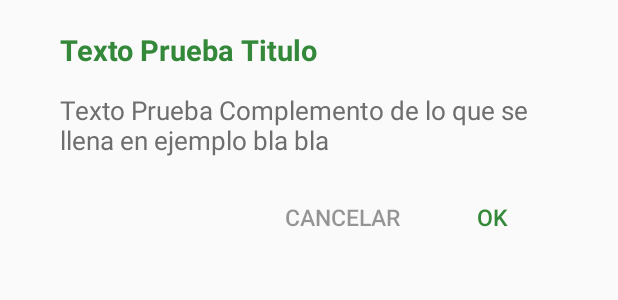
After one commit to vicgp91/Rescate_Animal, an Android app: the layout dialog_custom.xml on its own in the app's theme, with its tools: preview values and no code run, on a phone screen of 412 x 824 dp. The commit adds this screen. Shown: the top 300 px of the screen. Run offline under Robolectric (Android 15) with nearby library versions, the phone set to English and light mode, and no system bars.

Commit message:
Foto, Permisos para foto y Custom Dialog

```diff
--- a/app/src/main/java/appcpanama/logicstudio/net/appcpanama/HomeScreen.java
+++ b/app/src/main/java/appcpanama/logicstudio/net/appcpanama/HomeScreen.java
@@ -5,6 +5,7 @@ import android.net.Uri;
 import android.os.Handler;
 import android.support.v4.widget.DrawerLayout;
 import android.support.v7.app.ActionBarDrawerToggle;
+import android.support.v7.app.AlertDialog;
 import android.support.v7.app.AppCompatActivity;
 import android.os.Bundle;
 import android.support.v7.widget.LinearLayoutManager;
@@ -14,6 +15,7 @@ import android.view.View;
 import android.widget.Button;
 
 import appcpanama.logicstudio.net.appcpanama.Adapters.drawerAdapter;
+import appcpanama.logicstudio.net.appcpanama.Commons.MaterialDialogClass;
 
 public class HomeScreen extends AppCompatActivity {
 
@@ -60,6 +62,7 @@ public class HomeScreen extends AppCompatActivity {
             @Override
             public void onClick(View v) {
                 startActivity(new Intent(HomeScreen.this, ReportarActivity.class));
+
             }
         });
 
@@ -92,6 +95,7 @@ public class HomeScreen extends AppCompatActivity {
     public void clickDrawer(int position) {
 
         Intent drawerPosition = null;
+
         switch (position) {
 
             case 1:
@@ -110,7 +114,7 @@ public class HomeScreen extends AppCompatActivity {
 
 
             case 4:
-                String phone = "+50762297904";
+                String phone = getResources().getString(R.string.numberContact);
                 drawerPosition = new Intent(Intent.ACTION_DIAL, Uri.fromParts("tel", phone, null));
 
                 break;
--- /dev/null
+++ b/app/src/main/res/layout/dialog_custom.xml
@@ -0,0 +1,72 @@
+<?xml version="1.0" encoding="utf-8"?>
+<LinearLayout xmlns:android="http://schemas.android.com/apk/res/android"
+    android:layout_width="match_parent"
+    android:layout_height="wrap_content"
+    android:layout_marginLeft="20dp"
+    android:layout_marginRight="20dp"
+    android:minHeight="160dp"
+    android:orientation="vertical">
+
+    <TextView
+        android:id="@+id/txt_dialog_title"
+        android:layout_width="match_parent"
+        android:layout_height="wrap_content"
+        android:layout_marginLeft="20dp"
+        android:layout_marginRight="20dp"
+        android:layout_marginTop="20dp"
+        android:fontFamily="sans-serif"
+        android:text="Texto Prueba Titulo"
+        android:textColor="@color/colorPrimary"
+        android:textSize="19sp"
+        android:textStyle="bold" />
+
+    <TextView
+        android:id="@+id/txt_dialog_description"
+        android:layout_width="match_parent"
+        android:layout_height="wrap_content"
+        android:layout_marginLeft="20dp"
+        android:layout_marginRight="20dp"
+        android:layout_marginTop="15dp"
+        android:fontFamily="sans-serif"
+        android:text="Texto Prueba Complemento de lo que se llena en ejemplo bla bla"
+        android:textColor="@color/colorBlackGray"
+        android:textSize="17sp" />
+
+    <LinearLayout
+        android:layout_width="match_parent"
+        android:layout_height="wrap_content"
+        android:layout_gravity="bottom"
+        android:layout_marginBottom="10dp"
+        android:layout_marginLeft="20dp"
+        android:layout_marginRight="20dp"
+        android:layout_marginTop="15dp"
+        android:gravity="right"
+        android:orientation="horizontal">
+
+
+        <Button
+            android:id="@+id/negativeButton"
+            android:layout_width="wrap_content"
+            android:layout_height="wrap_content"
+            android:layout_marginRight="10dp"
+            android:background="@android:color/transparent"
+            android:padding="7dp"
+            android:text="Cancelar"
+            android:textColor="@color/colorBlackOpacityFirst"
+            android:textSize="15sp" />
+
+
+        <Button
+            android:id="@+id/positiveButton"
+            android:layout_width="wrap_content"
+            android:layout_height="wrap_content"
+            android:background="@android:color/transparent"
+            android:paddingLeft="7dp"
+            android:paddingRight="7dp"
+            android:text="OK"
+            android:textColor="@color/colorPrimary"
+            android:textSize="15sp"/>
+
+    </LinearLayout>
+
+</LinearLayout>
--- a/app/src/main/res/layout/register_screen.xml
+++ b/app/src/main/res/layout/register_screen.xml
@@ -68,6 +68,7 @@
 
 
         <Button
+            android:id="@+id/btn_register_registrar"
             android:layout_width="match_parent"
             android:layout_height="wrap_content"
             android:layout_marginTop="45dp"
```
Also changed, not shown: app/src/main/AndroidManifest.xml (+9 -3 lines), app/src/main/java/appcpanama/logicstudio/net/appcpanama/Commons/MaterialDialogClass.java (added, +44 -0 lines), app/src/main/java/appcpanama/logicstudio/net/appcpanama/Commons/PhotoClass.java (added, +50 -0 lines), app/src/main/java/appcpanama/logicstudio/net/appcpanama/RegisterScreen.java (+16 -2 lines), app/src/main/java/appcpanama/logicstudio/net/appcpanama/ReportarActivity.java (+124 -9 lines), app/src/main/res/layout/activity_reportar.xml (+9 -1 lines), app/src/main/res/values/strings.xml (+11 -0 lines), app/src/main/res/drawable-hdpi/ic_call_white.png (added), app/src/main/res/drawable-mdpi/ic_call_white.png (added), app/src/main/res/drawable-xhdpi/ic_call_white.png (added), app/src/main/res/drawable-xxhdpi/ic_call_white.png (added), app/src/main/res/drawable-xxxhdpi/ic_call_white.png (added), 1 other file.
